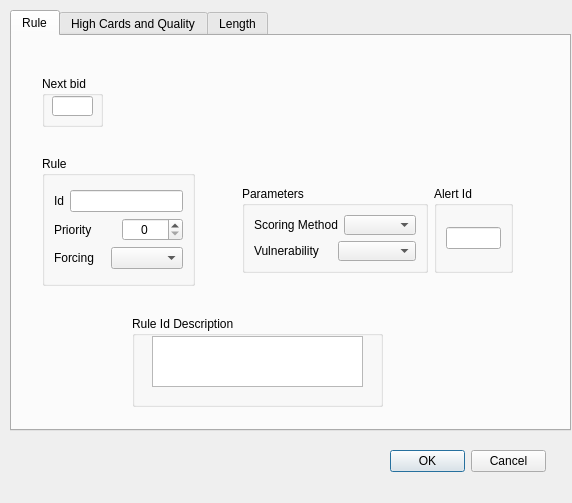
Qt form ZBridge/cruledialog.ui (erik-knudsen/BridgeZ) before a commit.
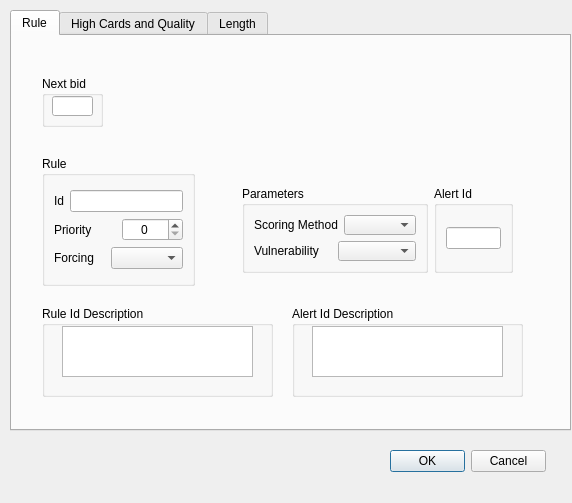
The same form after that commit.

```diff
--- a/ZBridge/cruledialog.ui
+++ b/ZBridge/cruledialog.ui
@@ -217,9 +217,9 @@
     <widget class="QGroupBox" name="groupBox_11">
      <property name="geometry">
       <rect>
-       <x>120</x>
-       <y>280</y>
-       <width>251</width>
+       <x>30</x>
+       <y>270</y>
+       <width>231</width>
        <height>91</height>
       </rect>
      </property>
@@ -231,7 +231,30 @@
        <rect>
         <x>20</x>
         <y>20</y>
-        <width>211</width>
+        <width>191</width>
+        <height>51</height>
+       </rect>
+      </property>
+     </widget>
+    </widget>
+    <widget class="QGroupBox" name="groupBox_12">
+     <property name="geometry">
+      <rect>
+       <x>280</x>
+       <y>270</y>
+       <width>231</width>
+       <height>91</height>
+      </rect>
+     </property>
+     <property name="title">
+      <string>Alert Id Description</string>
+     </property>
+     <widget class="QPlainTextEdit" name="alertIdDesc">
+      <property name="geometry">
+       <rect>
+        <x>20</x>
+        <y>20</y>
+        <width>191</width>
         <height>51</height>
        </rect>
       </property>
```
Left out of the diff: 2 changed lines with no effect on the pictures.
